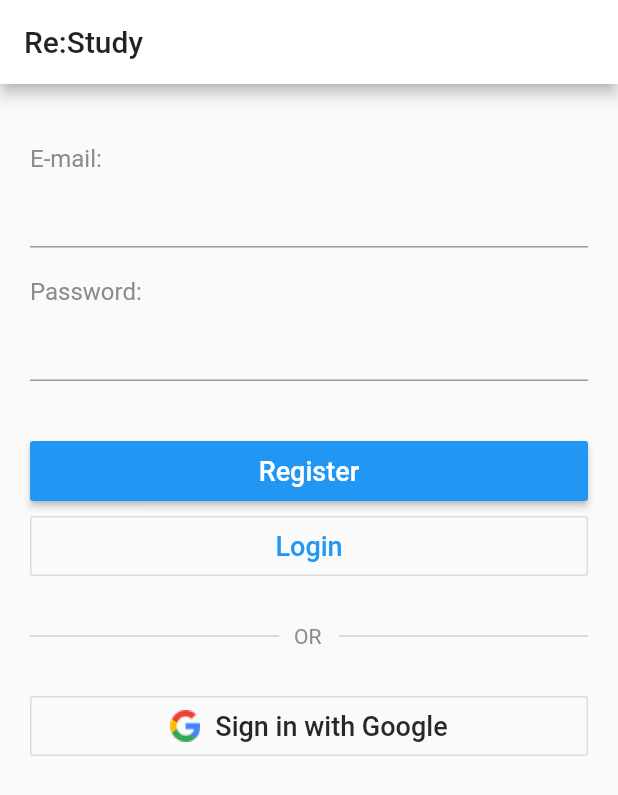
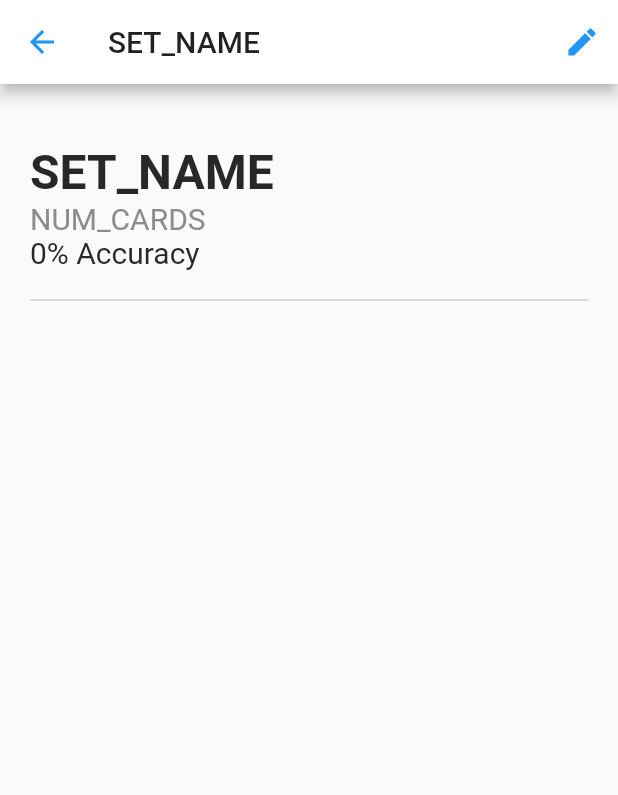
Before and after one commit to bdmcd/re-study, a Flutter app: the screen it shows after launch, on a phone screen of 412 x 824 dp. Shown: the top 795 px of the screen. Run offline on Flutter 3.47's test engine with Material 2 defaults, Android fonts, the phone set to English and light mode, and no system bars; our stand-ins replace equatable, firebase_auth, flutter_bloc, google_sign_in; accounts and stored records are empty; generated files the repository leaves out were written again.

Commit message:
CardView title, # cards, accuracy, and divider

```diff
--- a/frontend/lib/main.dart
+++ b/frontend/lib/main.dart
@@ -1,7 +1,7 @@
 import 'package:restudy/bloc/auth_bloc.dart';
 import 'package:flutter/material.dart';
 import 'package:flutter_bloc/flutter_bloc.dart';
-import 'package:restudy/view/views/login_view.dart';
+import 'package:restudy/view/views/cards_view.dart';
 
 import 'bloc/auth_bloc.dart';
 
@@ -36,7 +36,7 @@ class AuthenticationRoot extends StatelessWidget {
     return BlocBuilder<AuthBloc, AuthState>(
       builder: (context, state) {
         if (state is AuthUnauthenticatedState) {
-          return LoginView();
+          return CardsView();
         }
         else if (state is AuthLoadingState) {
           return Container(
--- a/frontend/lib/styles/colors.dart
+++ b/frontend/lib/styles/colors.dart
@@ -3,3 +3,4 @@ import 'package:flutter/material.dart';
 const Color TEXT_HEADER_GREY = Color.fromARGB(255, 140, 140, 140);
 const Color TEXT_BLACK = Color.fromARGB(255, 40, 40, 40);
 const Color COLOR_APP_BG = Color.fromARGB(255, 249, 249, 249);
+const Color APP_MAIN_COLOR = Colors.blue;
--- /dev/null
+++ b/frontend/lib/view/views/cards_view.dart
@@ -0,0 +1,112 @@
+import 'package:flutter/material.dart';
+import 'package:restudy/widgets/divider_line_painter.dart';
+import 'package:restudy/bloc/auth_bloc.dart';
+import 'package:restudy/widgets/text_input_field_widget.dart';
+import 'package:restudy/styles/spacings.dart';
+import 'package:restudy/styles/colors.dart';
+
+class CardsView extends StatefulWidget {
+  @override
+  CardsViewState createState() {
+    return CardsViewState();
+  }
+}
+
+class CardsViewState extends State<CardsView> {
+  String email = "";
+  String password = "";
+  bool editMode = false;
+
+  @override
+  Widget build(BuildContext context) {
+    return Scaffold(
+      appBar: AppBar(
+        title: Text("SET_NAME"),
+        leading: IconButton(
+          color: APP_MAIN_COLOR,
+          icon: Icon(Icons.arrow_back),
+          onPressed: () {},
+        ),
+        actions: <Widget>[
+          IconButton(
+              icon: Icon(
+                Icons.edit,
+                color: APP_MAIN_COLOR,
+              ),
+              onPressed: () {
+                enterEditSet();
+              })
+        ],
+      ),
+      body: Column(
+        children: <Widget>[
+          Column(
+            crossAxisAlignment: CrossAxisAlignment.start,
+            children: <Widget>[
+              Padding(
+                padding: const EdgeInsets.only(
+                    top: STD_VERTICAL_MARGIN * 2,
+                    left: STD_HORIZONTAL_MARGIN,
+                    right: STD_HORIZONTAL_MARGIN,
+                    bottom: 0.0),
+                child: Text(
+                  "SET_NAME",
+                  style: TextStyle(
+                      color: TEXT_BLACK,
+                      fontSize: 32.0,
+                      fontWeight: FontWeight.w600),
+                ),
+              ),
+              Padding(
+                padding: const EdgeInsets.only(
+                    top: 0.0,
+                    left: STD_HORIZONTAL_MARGIN,
+                    right: STD_HORIZONTAL_MARGIN,
+                    bottom: 0.0),
+                child: Text(
+                  "NUM_CARDS",
+                  style: TextStyle(
+                    color: TEXT_HEADER_GREY,
+                    fontSize: TEXT_BODY_FONT_SIZE,
+                  ),
+                ),
+              ),
+              Padding(
+                padding: const EdgeInsets.only(
+                    top: 0.0,
+                    left: STD_HORIZONTAL_MARGIN,
+                    right: STD_HORIZONTAL_MARGIN,
+                    bottom: 0.0),
+                child: Text(
+                  "0% Accuracy",
+                  style: TextStyle(
+                    color: TEXT_BLACK,
+                    fontSize: TEXT_BODY_FONT_SIZE,
+                  ),
+                ),
+              ),
+              Padding(
+                padding: const EdgeInsets.only(
+                    top: STD_VERTICAL_MARGIN,
+                    left: STD_HORIZONTAL_MARGIN,
+                    right: STD_HORIZONTAL_MARGIN,
+                    bottom: 0.0),
+                child: CustomPaint(
+                    painter: DividerLinePainter(
+                  width: MediaQuery.of(context).size.width -
+                      (STD_HORIZONTAL_MARGIN * 2),
+                )),
+              ),
+            ],
+          ),
+        ],
+      ),
+    );
+  }
+
+  enterEditSet() {
+    editMode = true;
+  }
+
+  backToSets() {}
+}
--- a/frontend/lib/view/views/login_view.dart
+++ b/frontend/lib/view/views/login_view.dart
@@ -7,7 +7,6 @@ import 'package:restudy/styles/colors.dart';
 
 const Pattern EMAIL_VALIDATION = r'^(([^<>()[\]\\.,;:\s@\"]+(\.[^<>()[\]\\.,;:\s@\"]+)*)|(\".+\"))@((\[[0-9]{1,3}\.[0-9]{1,3}\.[0-9]{1,3}\.[0-9]{1,3}\])|(([a-zA-Z\-0-9]+\.)+[a-zA-Z]{2,}))$';
 
-// Create a Form widget.
 class LoginView extends StatefulWidget {
   @override
   LoginViewState createState() {
@@ -82,7 +81,7 @@ class LoginViewState extends State<LoginView> {
                     },
                     child:
                         Text("Register", style: TextStyle(fontSize: BUT_FONT_SIZE)),
-                    color: Colors.blue,
+                    color: APP_MAIN_COLOR,
                     textColor: Colors.white,
                   ),
                 ),
@@ -100,7 +99,7 @@ class LoginViewState extends State<LoginView> {
                     },
                     child: Text("Login", style: TextStyle(fontSize: BUT_FONT_SIZE)),
                     color: Colors.white,
-                    textColor: Colors.blue,
+                    textColor: APP_MAIN_COLOR,
                   ),
                 ),
               ),
@@ -119,8 +118,7 @@ class LoginViewState extends State<LoginView> {
                         child: CustomPaint(
                             painter: DividerLinePainter(
                                 width: (MediaQuery.of(context).size.width -
-                                    (STD_HORIZONTAL_MARGIN * 2)),
-                                horizontalOffset: 0)),
+                                    (STD_HORIZONTAL_MARGIN * 2)),)),
                         top: STD_VERTICAL_MARGIN,
                       ),
                       Positioned(
--- a/frontend/lib/widgets/divider_line_painter.dart
+++ b/frontend/lib/widgets/divider_line_painter.dart
@@ -2,16 +2,14 @@ import 'package:flutter/material.dart';
 
 class DividerLinePainter extends CustomPainter {
   final double width;
-  final double horizontalOffset;
 
   DividerLinePainter({
     @required this.width,
-    @required this.horizontalOffset
   });
 
   @override
   void paint(Canvas canvas, Size size) {
-    final p1 = Offset(horizontalOffset, 0);
+    final p1 = Offset(0, 0);
     final p2 = Offset(width, 0);
     final paint = Paint()
     ..color = Color.fromARGB(50, 30, 30, 30)
--- a/frontend/lib/widgets/text_input_field_widget.dart
+++ b/frontend/lib/widgets/text_input_field_widget.dart
@@ -33,7 +33,7 @@ class TestFieldInputFieldWidgetState extends State<TestFieldInputFieldWidget> {
           padding: const EdgeInsets.only(left: STD_HORIZONTAL_MARGIN, right: STD_HORIZONTAL_MARGIN),
           child:
           Text(widget.header,
-            style: new TextStyle(
+            style: TextStyle(
               fontSize: TEXT_FIELD_HEADER_FONT_SIZE,
               color: TEXT_HEADER_GREY,
             )
```
